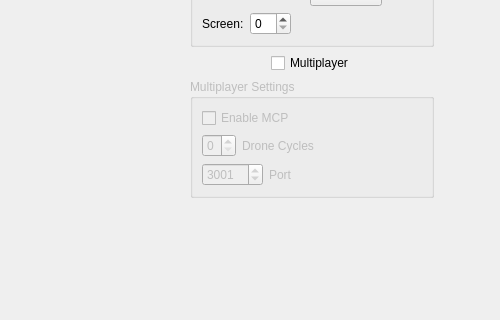
First picture: the form in init/cyclesInit.ui, repository dmzgroup/cycles, before the edit; both pictures show x 0 to 500 and y 113 to 433 of the 623 by 551 pixel window.
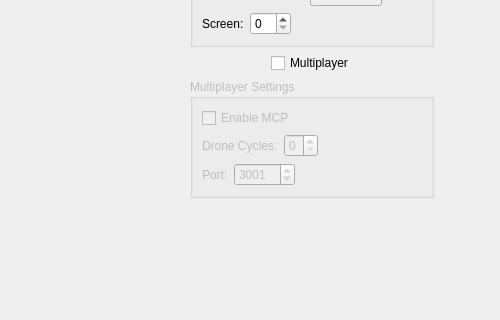
Second picture: the form after the edit. Icons and pictures are not drawn.

Commit message: updated cycles init ui

```diff
--- a/init/cyclesInit.ui
+++ b/init/cyclesInit.ui
@@ -226,6 +226,13 @@
           </item>
           <item>
            <layout class="QHBoxLayout" name="horizontalLayout_5" >
+            <item>
+             <widget class="QLabel" name="label_2" >
+              <property name="text" >
+               <string>Drone Cycles:</string>
+              </property>
+             </widget>
+            </item>
             <item>
              <widget class="QSpinBox" name="droneBox" >
               <property name="maximum" >
@@ -233,13 +240,6 @@
               </property>
              </widget>
             </item>
-            <item>
-             <widget class="QLabel" name="label_2" >
-              <property name="text" >
-               <string>Drone Cycles</string>
-              </property>
-             </widget>
-            </item>
             <item>
              <spacer name="horizontalSpacer_5" >
               <property name="orientation" >
@@ -257,6 +257,13 @@
           </item>
           <item>
            <layout class="QHBoxLayout" name="horizontalLayout_7" >
+            <item>
+             <widget class="QLabel" name="label_4" >
+              <property name="text" >
+               <string>Port:</string>
+              </property>
+             </widget>
+            </item>
             <item>
              <widget class="QSpinBox" name="portBox" >
               <property name="minimum" >
@@ -270,13 +277,6 @@
               </property>
              </widget>
             </item>
-            <item>
-             <widget class="QLabel" name="label_4" >
-              <property name="text" >
-               <string>Port</string>
-              </property>
-             </widget>
-            </item>
             <item>
              <spacer name="horizontalSpacer_7" >
               <property name="orientation" >
```
Left out of the diff: 2 changed lines with no effect on the pictures.
